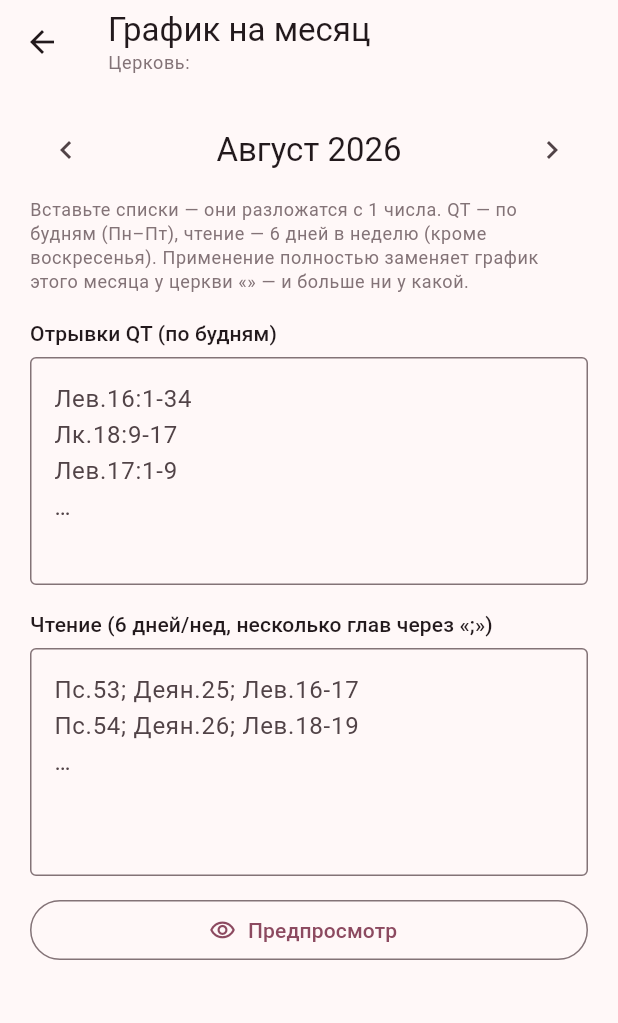
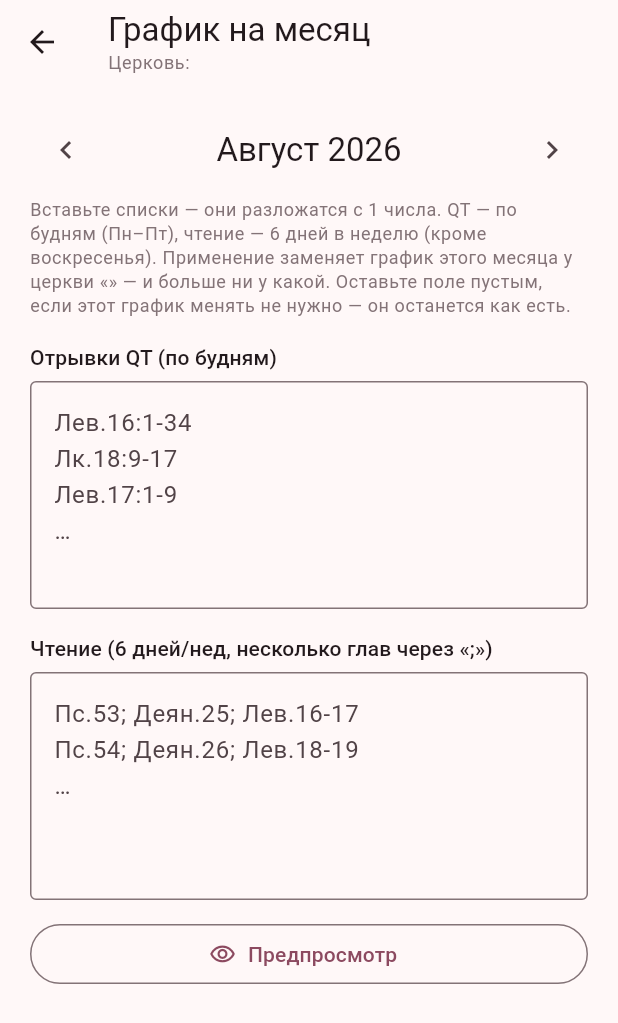
Before and after one commit to maxxim9412/windows_app, a Flutter app: the MonthlyScheduleScreen screen opened directly, on a phone screen of 412 x 824 dp. Shown: the top 1023 px of the screen. Run offline on Flutter 3.47's test engine with Material 3 defaults, Android fonts, the phone set to English and light mode, and no system bars; our stand-ins replace audioplayers, cloud_firestore, firebase_auth, firebase_core, flutter_local_notifications, image_picker and 7 more; missing offline and left inert: agora_rtc_engine, agora_token_service; accounts and stored records are empty; network calls fail.

Commit message:
Не стирать чужой график при применении одного из QT/Чтения
Применение месячного графика чистило и переписывало обе коллекции
(passages и readings) целиком, даже если соответствующее поле было
пустым — из-за этого сохранение только QT стирало чтение за месяц.
Теперь пустое поле = график не трогаем.

Co-Authored-By: Claude Sonnet 5 <noreply@anthropic.com>

```diff
--- a/lib/screens/monthly_schedule_screen.dart
+++ b/lib/screens/monthly_schedule_screen.dart
@@ -11,7 +11,9 @@ import '../utils/app_dimens.dart';
 
 /// Удобное заполнение графика церкви на месяц (только админ): вставляешь список
 /// QT и список чтения — раскладывается с 1 числа (QT по будням Пн–Пт, чтение
-/// 6 дней/нед кроме вс) и ПОЛНОСТЬЮ заменяет график месяца у этой церкви.
+/// 6 дней/нед кроме вс) и заменяет график месяца у этой церкви. Пустое поле —
+/// соответствующий график (QT или чтение) не трогается, можно обновлять их
+/// по отдельности.
 ///
 /// Церковь задаётся явно и всегда видна в шапке. Раньше экран молча писал в
 /// церковь самого редактора: супер-админ, правивший «график новой церкви»,
@@ -141,12 +143,18 @@ class _MonthlyScheduleScreenState extends State<MonthlyScheduleScreen> {
     final readings = church.collection('readings');
     final batch = db.batch();
 
-    // 1) Полностью очищаем месяц.
+    // Пустое поле — этот график трогать не нужно: ни чистить, ни
+    // переписывать. Иначе применение одного графика стирало бы другой
+    // за тот же месяц.
+    final touchQt = _qtCtrl.text.trim().isNotEmpty;
+    final touchReading = _readCtrl.text.trim().isNotEmpty;
+
+    // 1) Очищаем месяц — только у того графика, что реально меняем.
     final last = DateTime(_month.year, _month.month + 1, 0).day;
     for (var d = 1; d <= last; d++) {
       final key = dateKey(DateTime(_month.year, _month.month, d));
-      batch.delete(passages.doc(key));
-      batch.delete(readings.doc(key));
+      if (touchQt) batch.delete(passages.doc(key));
+      if (touchReading) batch.delete(readings.doc(key));
     }
 
     // 2) QT по будням.
@@ -241,9 +249,10 @@ class _MonthlyScheduleScreenState extends State<MonthlyScheduleScreen> {
           const SizedBox(height: 8),
           Text(
             'Вставьте списки — они разложатся с 1 числа. QT — по будням (Пн–Пт), '
-            'чтение — 6 дней в неделю (кроме воскресенья). Применение полностью '
-            'заменяет график этого месяца у церкви «$_churchName» — и больше '
-            'ни у какой.',
+            'чтение — 6 дней в неделю (кроме воскресенья). Применение заменяет '
+            'график этого месяца у церкви «$_churchName» — и больше ни у какой. '
+            'Оставьте поле пустым, если этот график менять не нужно — он '
+            'останется как есть.',
             style: theme.textTheme.bodySmall
                 ?.copyWith(color: theme.colorScheme.outline),
           ),
--- a/pubspec.yaml
+++ b/pubspec.yaml
@@ -1,7 +1,7 @@
 name: bible_reflection
 description: "Размышления над Библией — отрывок дня, личные заметки и напоминания."
 publish_to: 'none'
-version: 0.7.8+36
+version: 0.7.9+37
 
 environment:
   sdk: '>=3.4.0 <4.0.0'
```
